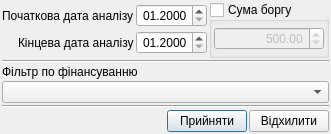
Qt form tkeOrganizacii/tke_dialog_filtr_borjnykiv_organiz.ui (utech/tke) before a commit.
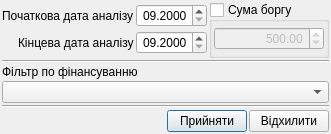
The same form after that commit. Icons and pictures are not drawn.

The edit to the form file:
```diff
--- a/tkeOrganizacii/tke_dialog_filtr_borjnykiv_organiz.ui
+++ b/tkeOrganizacii/tke_dialog_filtr_borjnykiv_organiz.ui
@@ -62,6 +62,20 @@
          <property name="alignment">
           <set>Qt::AlignRight|Qt::AlignTrailing|Qt::AlignVCenter</set>
          </property>
+         <property name="maximumDate">
+          <date>
+           <year>2100</year>
+           <month>12</month>
+           <day>31</day>
+          </date>
+         </property>
+         <property name="minimumDate">
+          <date>
+           <year>2000</year>
+           <month>9</month>
+           <day>14</day>
+          </date>
+         </property>
          <property name="displayFormat">
           <string>MM.yyyy</string>
          </property>
@@ -99,6 +113,20 @@
          <property name="alignment">
           <set>Qt::AlignRight|Qt::AlignTrailing|Qt::AlignVCenter</set>
          </property>
+         <property name="maximumDate">
+          <date>
+           <year>2100</year>
+           <month>12</month>
+           <day>31</day>
+          </date>
+         </property>
+         <property name="minimumDate">
+          <date>
+           <year>2000</year>
+           <month>9</month>
+           <day>14</day>
+          </date>
+         </property>
          <property name="displayFormat">
           <string>MM.yyyy</string>
          </property>
```
